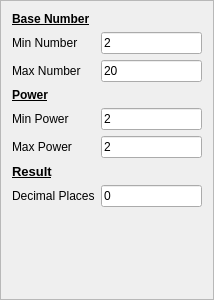
Before: the Qt Designer form powersconfigframe.ui in RealGrep/QMentat, drawn with Qt 5.
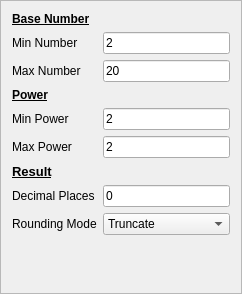
After: the same form once the commit is applied.

Commit message: * Added validation for ints and for BigFixedPoint numbers. In particular,   wrote a class for validating them called QBigFixedValidator. * Added static BigFixedPoint::isValid(QString) method to help the   number validation. * Validation should basically work, though attention should be paid to   setting the limits appropriately. For one, BigFixedPoint doesn't really   need a limit, and perhaps the validator should allow not setting any kind   of range limits if not wanted.

```diff
--- a/powersconfigframe.ui
+++ b/powersconfigframe.ui
@@ -6,8 +6,8 @@
    <rect>
     <x>0</x>
     <y>0</y>
-    <width>214</width>
-    <height>300</height>
+    <width>242</width>
+    <height>294</height>
    </rect>
   </property>
   <property name="windowTitle">
@@ -131,6 +131,27 @@
        </property>
       </widget>
      </item>
+     <item row="9" column="0">
+      <widget class="QLabel" name="roundingLabel">
+       <property name="text">
+        <string>Rounding Mode</string>
+       </property>
+      </widget>
+     </item>
+     <item row="9" column="1">
+      <widget class="QComboBox" name="roundingComboBox">
+       <item>
+        <property name="text">
+         <string>Truncate</string>
+        </property>
+       </item>
+       <item>
+        <property name="text">
+         <string>Round</string>
+        </property>
+       </item>
+      </widget>
+     </item>
     </layout>
    </item>
   </layout>
```
The commit also changes 29 other files.
